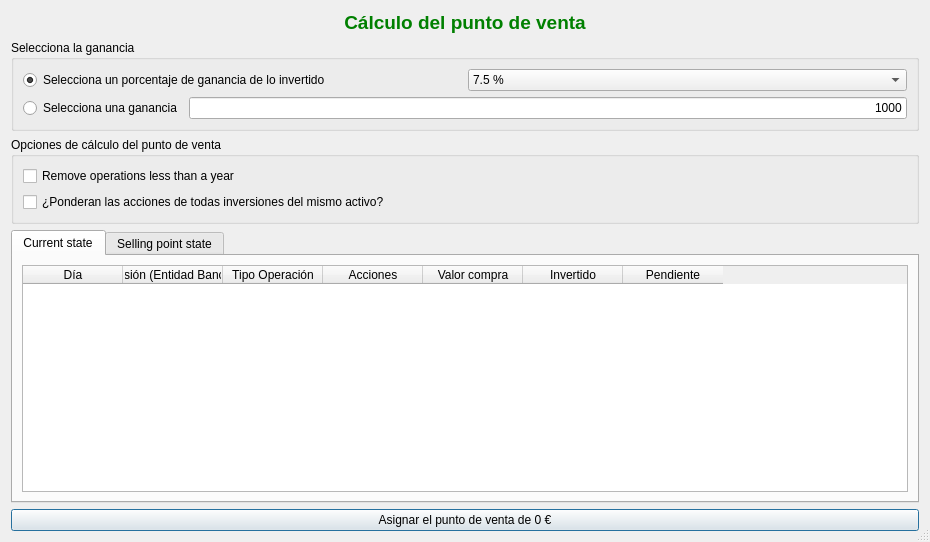
First picture: the form in ui/frmPuntoVenta.ui, repository turulomio/xulpymoney, before the edit.
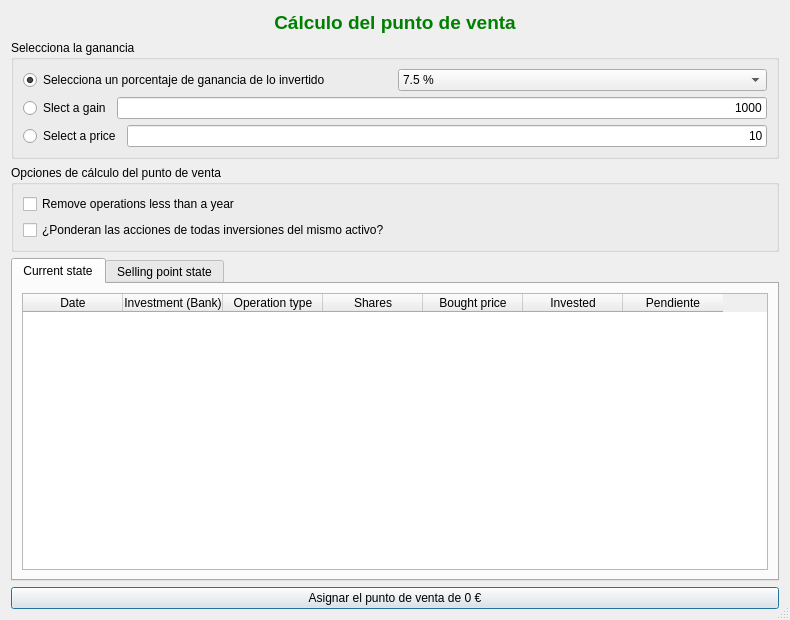
Second picture: the form after the edit. Icons and pictures are not drawn. Custom widgets are drawn as their Qt base class.

Commit message: Added punto venta form advanced

```diff
--- a/ui/frmPuntoVenta.ui
+++ b/ui/frmPuntoVenta.ui
@@ -9,8 +9,8 @@
    <rect>
     <x>0</x>
     <y>0</y>
-    <width>930</width>
-    <height>542</height>
+    <width>790</width>
+    <height>620</height>
    </rect>
   </property>
   <property name="windowTitle">
@@ -26,7 +26,7 @@
   <property name="modal">
    <bool>true</bool>
   </property>
-  <layout class="QHBoxLayout" name="horizontalLayout_4">
+  <layout class="QHBoxLayout" name="horizontalLayout_7">
    <item>
     <layout class="QVBoxLayout" name="verticalLayout_3">
      <item>
@@ -116,7 +116,7 @@
           <item>
            <widget class="QRadioButton" name="radGanancia">
             <property name="text">
-             <string>Selecciona una ganancia</string>
+             <string>Slect a gain</string>
             </property>
            </widget>
           </item>
@@ -135,6 +135,30 @@
           </item>
          </layout>
         </item>
+        <item>
+         <layout class="QHBoxLayout" name="horizontalLayout_4">
+          <item>
+           <widget class="QRadioButton" name="radPrice">
+            <property name="text">
+             <string>Select a price</string>
+            </property>
+           </widget>
+          </item>
+          <item>
+           <widget class="myQLineEdit" name="txtPrice">
+            <property name="toolTip">
+             <string>Introduce la ganancia</string>
+            </property>
+            <property name="text">
+             <string>10</string>
+            </property>
+            <property name="alignment">
+             <set>Qt::AlignRight|Qt::AlignTrailing|Qt::AlignVCenter</set>
+            </property>
+           </widget>
+          </item>
+         </layout>
+        </item>
        </layout>
       </widget>
      </item>
@@ -166,11 +190,11 @@
       </widget>
      </item>
      <item>
-      <widget class="QTabWidget" name="tabWidget">
+      <widget class="QTabWidget" name="tab">
        <property name="currentIndex">
         <number>0</number>
        </property>
-       <widget class="QWidget" name="tab">
+       <widget class="QWidget" name="tab_current">
         <attribute name="title">
          <string>Current state</string>
         </attribute>
@@ -182,32 +206,32 @@
            </attribute>
            <column>
             <property name="text">
-             <string>Día</string>
+             <string>Date</string>
             </property>
            </column>
            <column>
             <property name="text">
-             <string>Inversión (Entidad Bancaria)</string>
+             <string>Investment (Bank)</string>
             </property>
            </column>
            <column>
             <property name="text">
-             <string>Tipo Operación</string>
+             <string>Operation type</string>
             </property>
            </column>
            <column>
             <property name="text">
-             <string>Acciones</string>
+             <string>Shares</string>
             </property>
            </column>
            <column>
             <property name="text">
-             <string>Valor compra</string>
+             <string>Bought price</string>
             </property>
            </column>
            <column>
             <property name="text">
-             <string>Invertido</string>
+             <string>Invested</string>
             </property>
            </column>
            <column>
```
Left out of the diff: 4 changed lines with no effect on the pictures. The commit also changes 9 other files.
